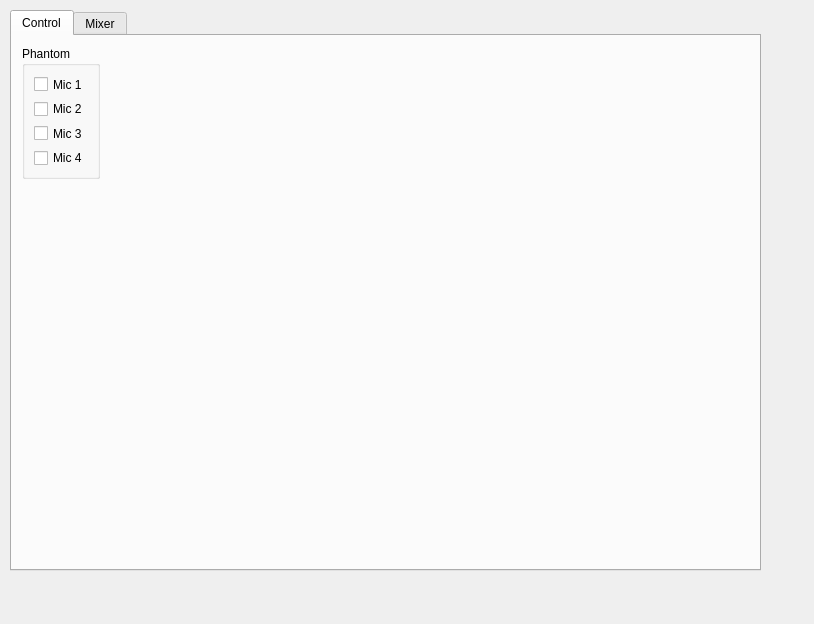
Above: libffado/support/mixer-qt4/mixer_rme.ui from adiknoth/ffado before the change. Below: the same form after it.
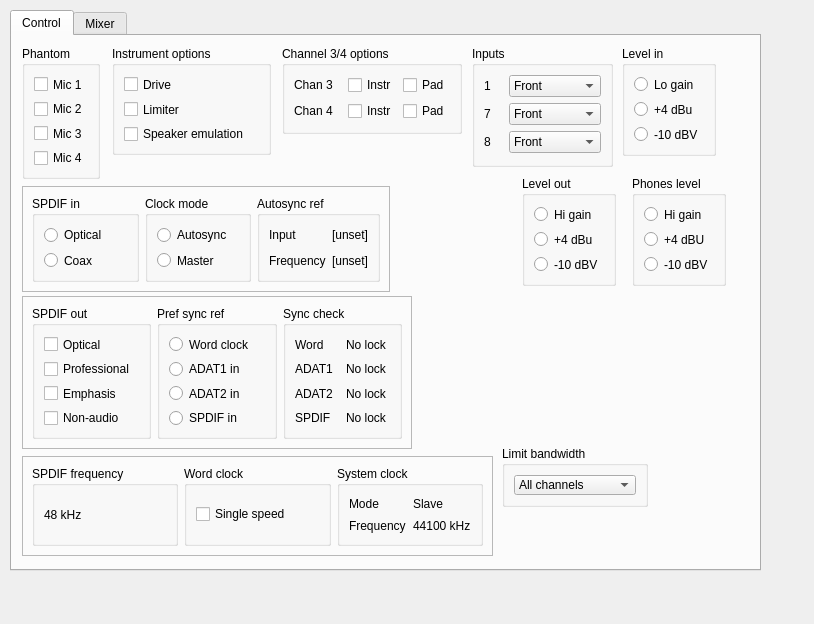
That is the form after the change.

Commit message: RME:  * only show two mic phantom channels for the FF400 to avoid user confusion  * label the phantom channels correctly when a FF800 is in use  *  add graphical mixer elements for all required device controls (note that only the "phantom" controls are connected to the device hardware at present).  Top-level layout is not dynamic: this will be fixed once a final layout is decided on.  For the moment controls exist to facilitate testing of controls.

What changed in the file:
```diff
--- a/libffado/support/mixer-qt4/mixer_rme.ui
+++ b/libffado/support/mixer-qt4/mixer_rme.ui
@@ -71,6 +71,679 @@
       </item>
      </layout>
     </widget>
+    <widget class="QFrame" name="frame" >
+     <property name="geometry" >
+      <rect>
+       <x>10</x>
+       <y>150</y>
+       <width>368</width>
+       <height>106</height>
+      </rect>
+     </property>
+     <property name="frameShape" >
+      <enum>QFrame::StyledPanel</enum>
+     </property>
+     <property name="frameShadow" >
+      <enum>QFrame::Raised</enum>
+     </property>
+     <layout class="QHBoxLayout" name="horizontalLayout" >
+      <item>
+       <widget class="QGroupBox" name="groupBox_2" >
+        <property name="title" >
+         <string>SPDIF in</string>
+        </property>
+        <layout class="QVBoxLayout" name="verticalLayout_2" >
+         <item>
+          <widget class="QRadioButton" name="radioButton" >
+           <property name="text" >
+            <string>Optical</string>
+           </property>
+          </widget>
+         </item>
+         <item>
+          <widget class="QRadioButton" name="radioButton_2" >
+           <property name="text" >
+            <string>Coax</string>
+           </property>
+          </widget>
+         </item>
+        </layout>
+       </widget>
+      </item>
+      <item>
+       <widget class="QGroupBox" name="groupBox_3" >
+        <property name="title" >
+         <string>Clock mode</string>
+        </property>
+        <layout class="QVBoxLayout" name="verticalLayout_3" >
+         <item>
+          <widget class="QRadioButton" name="radioButton_3" >
+           <property name="text" >
+            <string>Autosync</string>
+           </property>
+          </widget>
+         </item>
+         <item>
+          <widget class="QRadioButton" name="radioButton_4" >
+           <property name="text" >
+            <string>Master</string>
+           </property>
+          </widget>
+         </item>
+        </layout>
+       </widget>
+      </item>
+      <item>
+       <widget class="QGroupBox" name="groupBox_4" >
+        <property name="title" >
+         <string>Autosync ref</string>
+        </property>
+        <layout class="QGridLayout" name="gridLayout" >
+         <item row="0" column="0" >
+          <widget class="QLabel" name="label" >
+           <property name="text" >
+            <string>Input</string>
+           </property>
+          </widget>
+         </item>
+         <item row="0" column="1" >
+          <widget class="QLabel" name="label_2" >
+           <property name="text" >
+            <string>[unset]</string>
+           </property>
+          </widget>
+         </item>
+         <item row="1" column="0" >
+          <widget class="QLabel" name="label_3" >
+           <property name="text" >
+            <string>Frequency</string>
+           </property>
+          </widget>
+         </item>
+         <item row="1" column="1" >
+          <widget class="QLabel" name="label_4" >
+           <property name="text" >
+            <string>[unset]</string>
+           </property>
+          </widget>
+         </item>
+        </layout>
+       </widget>
+      </item>
+     </layout>
+    </widget>
+    <widget class="QFrame" name="frame_2" >
+     <property name="geometry" >
+      <rect>
+       <x>10</x>
+       <y>260</y>
+       <width>390</width>
+       <height>153</height>
+      </rect>
+     </property>
+     <property name="frameShape" >
+      <enum>QFrame::StyledPanel</enum>
+     </property>
+     <property name="frameShadow" >
+      <enum>QFrame::Raised</enum>
+     </property>
+     <layout class="QHBoxLayout" name="horizontalLayout_2" >
+      <item>
+       <widget class="QGroupBox" name="groupBox_5" >
+        <property name="title" >
+         <string>SPDIF out</string>
+        </property>
+        <layout class="QVBoxLayout" name="verticalLayout_5" >
+         <item>
+          <widget class="QCheckBox" name="checkBox" >
+           <property name="text" >
+            <string>Optical</string>
+           </property>
+          </widget>
+         </item>
+         <item>
+          <widget class="QCheckBox" name="checkBox_2" >
+           <property name="text" >
+            <string>Professional</string>
+           </property>
+          </widget>
+         </item>
+         <item>
+          <widget class="QCheckBox" name="checkBox_3" >
+           <property name="text" >
+            <string>Emphasis</string>
+           </property>
+          </widget>
+         </item>
+         <item>
+          <widget class="QCheckBox" name="checkBox_4" >
+           <property name="text" >
+            <string>Non-audio</string>
+           </property>
+          </widget>
+         </item>
+        </layout>
+       </widget>
+      </item>
+      <item>
+       <widget class="QGroupBox" name="groupBox_6" >
+        <property name="title" >
+         <string>Pref sync ref</string>
+        </property>
+        <layout class="QVBoxLayout" name="verticalLayout_4" >
+         <item>
+          <widget class="QRadioButton" name="radioButton_5" >
+           <property name="text" >
+            <string>Word clock</string>
+           </property>
+          </widget>
+         </item>
+         <item>
+          <widget class="QRadioButton" name="radioButton_6" >
+           <property name="text" >
+            <string>ADAT1 in</string>
+           </property>
+          </widget>
+         </item>
+         <item>
+          <widget class="QRadioButton" name="radioButton_7" >
+           <property name="text" >
+            <string>ADAT2 in</string>
+           </property>
+          </widget>
+         </item>
+         <item>
+          <widget class="QRadioButton" name="radioButton_8" >
+           <property name="text" >
+            <string>SPDIF in</string>
+           </property>
+          </widget>
+         </item>
+        </layout>
+       </widget>
+      </item>
+      <item>
+       <widget class="QGroupBox" name="groupBox_7" >
+        <property name="title" >
+         <string>Sync check</string>
+        </property>
+        <layout class="QGridLayout" name="gridLayout_2" >
+         <item row="0" column="0" >
+          <widget class="QLabel" name="label_5" >
+           <property name="text" >
+            <string>Word</string>
+           </property>
+          </widget>
+         </item>
+         <item row="0" column="1" >
+          <widget class="QLabel" name="label_6" >
+           <property name="text" >
+            <string>No lock</string>
+           </property>
+          </widget>
+         </item>
+         <item row="1" column="0" >
+          <widget class="QLabel" name="label_7" >
+           <property name="text" >
+            <string>ADAT1</string>
+           </property>
+          </widget>
+         </item>
+         <item row="1" column="1" >
+          <widget class="QLabel" name="label_8" >
+           <property name="text" >
+            <string>No lock</string>
+           </property>
+          </widget>
+         </item>
+         <item row="2" column="0" >
+          <widget class="QLabel" name="label_9" >
+           <property name="text" >
+            <string>ADAT2</string>
+           </property>
+          </widget>
+         </item>
+         <item row="2" column="1" >
+          <widget class="QLabel" name="label_10" >
+           <property name="text" >
+            <string>No lock</string>
+           </property>
+          </widget>
+         </item>
+         <item row="3" column="0" >
+          <widget class="QLabel" name="label_11" >
+           <property name="text" >
+            <string>SPDIF</string>
+           </property>
+          </widget>
+         </item>
+         <item row="3" column="1" >
+          <widget class="QLabel" name="label_12" >
+           <property name="text" >
+            <string>No lock</string>
+           </property>
+          </widget>
+         </item>
+        </layout>
+       </widget>
+      </item>
+     </layout>
+    </widget>
+    <widget class="QFrame" name="frame_3" >
+     <property name="geometry" >
+      <rect>
+       <x>10</x>
+       <y>420</y>
+       <width>471</width>
+       <height>100</height>
+      </rect>
+     </property>
+     <property name="frameShape" >
+      <enum>QFrame::StyledPanel</enum>
+     </property>
+     <property name="frameShadow" >
+      <enum>QFrame::Raised</enum>
+     </property>
+     <layout class="QHBoxLayout" name="horizontalLayout_3" >
+      <item>
+       <widget class="QGroupBox" name="groupBox_8" >
+        <property name="title" >
+         <string>SPDIF frequency</string>
+        </property>
+        <layout class="QVBoxLayout" name="verticalLayout_7" >
+         <item>
+          <widget class="QLabel" name="label_13" >
+           <property name="text" >
+            <string>48 kHz</string>
+           </property>
+          </widget>
+         </item>
+        </layout>
+       </widget>
+      </item>
+      <item>
+       <widget class="QGroupBox" name="groupBox_9" >
+        <property name="title" >
+         <string>Word clock</string>
+        </property>
+        <layout class="QVBoxLayout" name="verticalLayout_6" >
+         <item>
+          <widget class="QCheckBox" name="checkBox_5" >
+           <property name="text" >
+            <string>Single speed</string>
+           </property>
+          </widget>
+         </item>
+        </layout>
+       </widget>
+      </item>
+      <item>
+       <widget class="QGroupBox" name="groupBox_10" >
+        <property name="title" >
+         <string>System clock</string>
+        </property>
+        <layout class="QGridLayout" name="gridLayout_3" >
+         <item row="0" column="0" >
+          <widget class="QLabel" name="label_14" >
+           <property name="text" >
+            <string>Mode</string>
+           </property>
+          </widget>
+         </item>
+         <item row="0" column="1" >
+          <widget class="QLabel" name="label_15" >
+           <property name="text" >
+            <string>Slave</string>
+           </property>
+          </widget>
+         </item>
+         <item row="1" column="0" >
+          <widget class="QLabel" name="label_16" >
+           <property name="text" >
+            <string>Frequency</string>
+           </property>
+          </widget>
+         </item>
+         <item row="1" column="1" >
+          <widget class="QLabel" name="label_17" >
+           <property name="text" >
+            <string>44100 kHz</string>
+           </property>
+          </widget>
+         </item>
+        </layout>
+       </widget>
+      </item>
+     </layout>
+    </widget>
+    <widget class="QGroupBox" name="groupBox_11" >
+     <property name="geometry" >
+      <rect>
+       <x>610</x>
+       <y>10</y>
+       <width>94</width>
+       <height>110</height>
+      </rect>
+     </property>
+     <property name="title" >
+      <string>Level in</string>
+     </property>
+     <layout class="QVBoxLayout" name="verticalLayout_8" >
+      <item>
+       <widget class="QRadioButton" name="radioButton_9" >
+        <property name="text" >
+         <string>Lo gain</string>
+        </property>
+       </widget>
+      </item>
+      <item>
+       <widget class="QRadioButton" name="radioButton_10" >
+        <property name="text" >
+         <string>+4 dBu</string>
+        </property>
+       </widget>
+      </item>
+      <item>
+       <widget class="QRadioButton" name="radioButton_11" >
+        <property name="text" >
+         <string>-10 dBV</string>
+        </property>
+       </widget>
+      </item>
+     </layout>
+    </widget>
+    <widget class="QGroupBox" name="groupBox_12" >
+     <property name="geometry" >
+      <rect>
+       <x>510</x>
+       <y>140</y>
+       <width>94</width>
+       <height>110</height>
+      </rect>
+     </property>
+     <property name="title" >
+      <string>Level out</string>
+     </property>
+     <layout class="QVBoxLayout" name="verticalLayout_9" >
+      <item>
+       <widget class="QRadioButton" name="radioButton_12" >
+        <property name="text" >
+         <string>Hi gain</string>
+        </property>
+       </widget>
+      </item>
+      <item>
+       <widget class="QRadioButton" name="radioButton_13" >
+        <property name="text" >
+         <string>+4 dBu</string>
+        </property>
+       </widget>
+      </item>
+      <item>
+       <widget class="QRadioButton" name="radioButton_14" >
+        <property name="text" >
+         <string>-10 dBV</string>
+        </property>
+       </widget>
+      </item>
+     </layout>
+    </widget>
+    <widget class="QGroupBox" name="groupBox_13" >
+     <property name="geometry" >
+      <rect>
+       <x>620</x>
+       <y>140</y>
+       <width>94</width>
+       <height>110</height>
+      </rect>
+     </property>
+     <property name="title" >
+      <string>Phones level</string>
+     </property>
+     <layout class="QVBoxLayout" name="verticalLayout_10" >
+      <item>
+       <widget class="QRadioButton" name="radioButton_15" >
+        <property name="text" >
+         <string>Hi gain</string>
+        </property>
+       </widget>
+      </item>
+      <item>
+       <widget class="QRadioButton" name="radioButton_16" >
+        <property name="text" >
+         <string>+4 dBU</string>
+        </property>
+       </widget>
+      </item>
+      <item>
+       <widget class="QRadioButton" name="radioButton_17" >
+        <property name="text" >
+         <string>-10 dBV</string>
+        </property>
+       </widget>
+      </item>
+     </layout>
+    </widget>
+    <widget class="QGroupBox" name="groupBox_14" >
+     <property name="geometry" >
+      <rect>
+       <x>100</x>
+       <y>10</y>
+       <width>159</width>
+       <height>109</height>
+      </rect>
+     </property>
+     <property name="title" >
+      <string>Instrument options</string>
+     </property>
+     <layout class="QVBoxLayout" name="verticalLayout_11" >
+      <item>
+       <widget class="QCheckBox" name="checkBox_6" >
+        <property name="text" >
+         <string>Drive</string>
+        </property>
+       </widget>
+      </item>
+      <item>
+       <widget class="QCheckBox" name="checkBox_7" >
+        <property name="text" >
+         <string>Limiter</string>
+        </property>
+       </widget>
+      </item>
+      <item>
+       <widget class="QCheckBox" name="checkBox_8" >
+        <property name="text" >
+         <string>Speaker emulation</string>
+        </property>
+       </widget>
+      </item>
+     </layout>
+    </widget>
+    <widget class="QGroupBox" name="groupBox_15" >
+     <property name="geometry" >
+      <rect>
+       <x>270</x>
+       <y>10</y>
+       <width>180</width>
+       <height>88</height>
+      </rect>
+     </property>
+     <property name="title" >
+      <string>Channel 3/4 options</string>
+     </property>
+     <layout class="QGridLayout" name="gridLayout_4" >
+      <item row="0" column="0" colspan="2" >
+       <widget class="QLabel" name="label_18" >
+        <property name="text" >
+         <string>Chan 3</string>
+        </property>
+       </widget>
+      </item>
+      <item row="0" column="2" >
+       <widget class="QCheckBox" name="checkBox_9" >
+        <property name="text" >
+         <string>Instr</string>
+        </property>
+       </widget>
+      </item>
+      <item row="0" column="3" >
+       <widget class="QCheckBox" name="checkBox_11" >
+        <property name="text" >
+         <string>Pad</string>
+        </property>
+       </widget>
+      </item>
+      <item row="2" column="0" >
+       <widget class="QLabel" name="label_19" >
+        <property name="text" >
+         <string>Chan 4</string>
+        </property>
+       </widget>
+      </item>
+      <item row="2" column="3" >
+       <widget class="QCheckBox" name="checkBox_12" >
+        <property name="text" >
+         <string>Pad</string>
+        </property>
+       </widget>
+      </item>
+      <item row="2" column="2" >
+       <widget class="QCheckBox" name="checkBox_10" >
+        <property name="text" >
+         <string>Instr</string>
+        </property>
+       </widget>
+      </item>
+     </layout>
+    </widget>
+    <widget class="QGroupBox" name="groupBox_16" >
+     <property name="geometry" >
+      <rect>
+       <x>490</x>
+       <y>410</y>
+       <width>146</width>
+       <height>61</height>
+      </rect>
+     </property>
+     <property name="title" >
+      <string>Limit bandwidth</string>
+     </property>
+     <layout class="QVBoxLayout" name="verticalLayout_12" >
+      <item>
+       <widget class="QComboBox" name="comboBox" >
+        <item>
+         <property name="text" >
+          <string>All channels</string>
+         </property>
+        </item>
+        <item>
+         <property name="text" >
+          <string>Analog + SPDIF</string>
+         </property>
+        </item>
+        <item>
+         <property name="text" >
+          <string>Analog 1-8</string>
+         </property>
+        </item>
+       </widget>
+      </item>
+     </layout>
+    </widget>
+    <widget class="QGroupBox" name="groupBox_17" >
+     <property name="geometry" >
+      <rect>
+       <x>460</x>
+       <y>10</y>
+       <width>141</width>
+       <height>121</height>
+      </rect>
+     </property>
+     <property name="title" >
+      <string>Inputs</string>
+     </property>
+     <layout class="QGridLayout" name="gridLayout_5" >
+      <item row="0" column="0" >
+       <widget class="QLabel" name="label_20" >
+        <property name="text" >
+         <string>1</string>
+        </property>
+       </widget>
+      </item>
+      <item row="2" column="0" >
+       <widget class="QLabel" name="label_21" >
+        <property name="text" >
+         <string>7</string>
+        </property>
+       </widget>
+      </item>
+      <item row="2" column="1" colspan="3" >
+       <widget class="QComboBox" name="comboBox_3" >
+        <item>
+         <property name="text" >
+          <string>Front</string>
+         </property>
+        </item>
+        <item>
+         <property name="text" >
+          <string>Rear</string>
+         </property>
+        </item>
+        <item>
+         <property name="text" >
+          <string>Front+Rear</string>
+         </property>
+        </item>
+       </widget>
+      </item>
+      <item row="3" column="0" >
+       <widget class="QLabel" name="label_22" >
+        <property name="text" >
+         <string>8</string>
+        </property>
+       </widget>
+      </item>
+      <item row="3" column="1" colspan="3" >
+       <widget class="QComboBox" name="comboBox_4" >
+        <item>
+         <property name="text" >
+          <string>Front</string>
+         </property>
+        </item>
+        <item>
+         <property name="text" >
+          <string>Rear</string>
+         </property>
+        </item>
+        <item>
+         <property name="text" >
+          <string>Front+Rear</string>
+         </property>
+        </item>
+       </widget>
+      </item>
+      <item row="0" column="1" colspan="3" >
+       <widget class="QComboBox" name="comboBox_2" >
+        <item>
+         <property name="text" >
+          <string>Front</string>
+         </property>
+        </item>
+        <item>
+         <property name="text" >
+          <string>Rear</string>
+         </property>
+        </item>
+        <item>
+         <property name="text" >
+          <string>Front+Rear</string>
+         </property>
+        </item>
+       </widget>
+      </item>
+     </layout>
+    </widget>
    </widget>
    <widget class="QWidget" name="mixer" >
     <attribute name="title" >
```
The commit also changes 1 other file.
